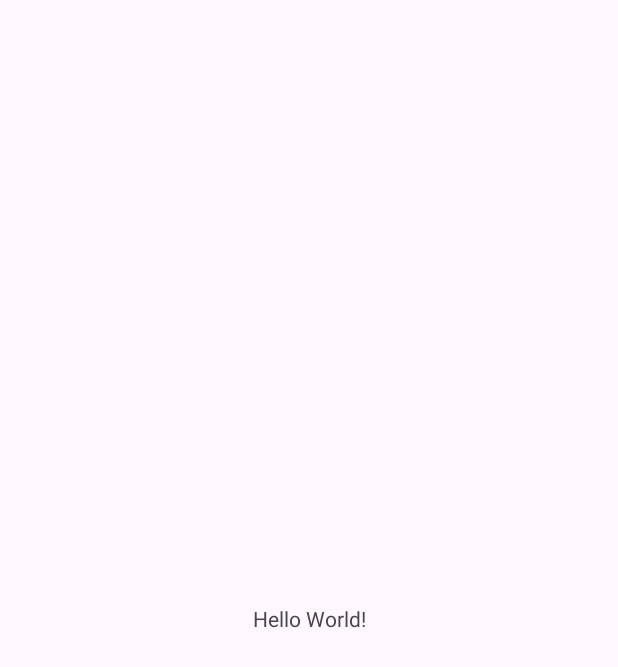
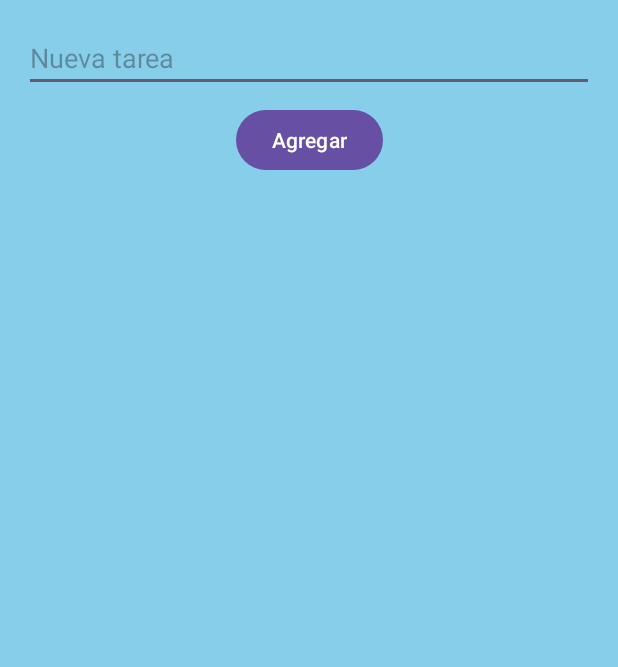
Before and after one commit to hyordi12/lista-de-tareas, an Android app: the MainActivity screen opened directly, with no data from a screen before it, on a phone screen of 412 x 824 dp. Before the commit the part shown is almost empty. Shown: the top 667 px of the screen. Run offline under Robolectric (Android 15) with nearby library versions, the phone set to English and light mode, and no system bars.

Commit message:
se agrega la interfaz xml

```diff
--- a/app/src/main/res/layout/activity_main.xml
+++ b/app/src/main/res/layout/activity_main.xml
@@ -4,15 +4,39 @@
     xmlns:tools="http://schemas.android.com/tools"
     android:layout_width="match_parent"
     android:layout_height="match_parent"
+    android:background="@color/skyBlue"
     tools:context=".MainActivity">
 
-    <TextView
-        android:layout_width="wrap_content"
+    <EditText
+        android:id="@+id/editTextTask"
+        android:layout_width="0dp"
         android:layout_height="wrap_content"
-        android:text="Hello World!"
-        app:layout_constraintBottom_toBottomOf="parent"
+        android:layout_marginStart="16dp"
+        android:layout_marginTop="16dp"
+        android:layout_marginEnd="16dp"
+        android:hint="Nueva tarea"
         app:layout_constraintEnd_toEndOf="parent"
         app:layout_constraintStart_toStartOf="parent"
         app:layout_constraintTop_toTopOf="parent" />
 
+    <Button
+        android:id="@+id/buttonAddTask"
+        android:layout_width="wrap_content"
+        android:layout_height="wrap_content"
+        android:layout_marginTop="8dp"
+        android:text="Agregar"
+        app:layout_constraintEnd_toEndOf="parent"
+        app:layout_constraintStart_toStartOf="parent"
+        app:layout_constraintTop_toBottomOf="@+id/editTextTask" />
+
+    <androidx.recyclerview.widget.RecyclerView
+        android:id="@+id/recyclerViewTasks"
+        android:layout_width="0dp"
+        android:layout_height="0dp"
+        android:layout_marginTop="16dp"
+        app:layout_constraintBottom_toBottomOf="parent"
+        app:layout_constraintEnd_toEndOf="parent"
+        app:layout_constraintStart_toStartOf="parent"
+        app:layout_constraintTop_toBottomOf="@+id/buttonAddTask" />
+
 </androidx.constraintlayout.widget.ConstraintLayout>
--- a/app/src/main/res/values/colors.xml
+++ b/app/src/main/res/values/colors.xml
@@ -3,4 +3,5 @@
     <color name="black">#FF000000</color>
     <color name="white">#FFFFFFFF</color>
     <color name="azul_celeste">#89CFF0</color>
+    <color name="skyBlue">#87CEEB</color>
 </resources>
```
